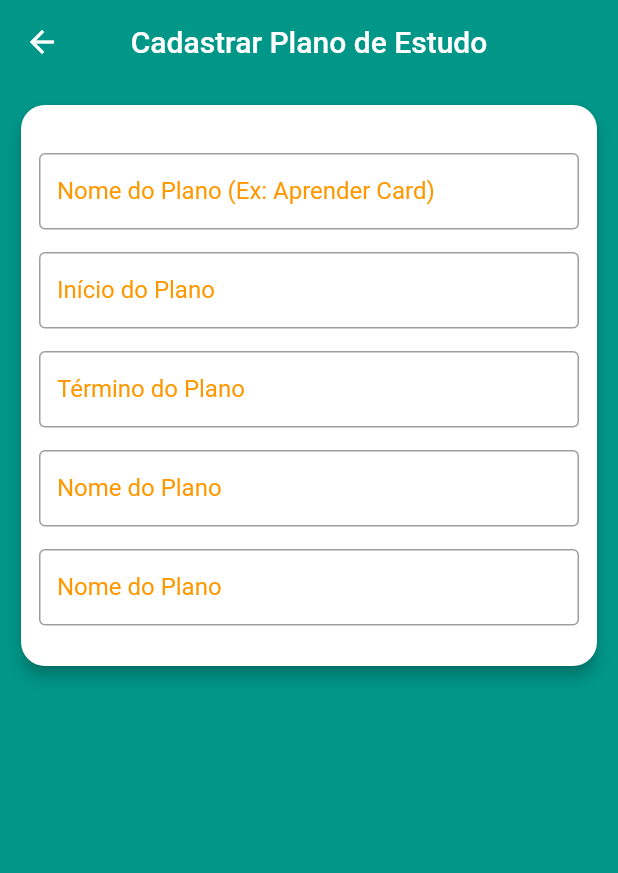
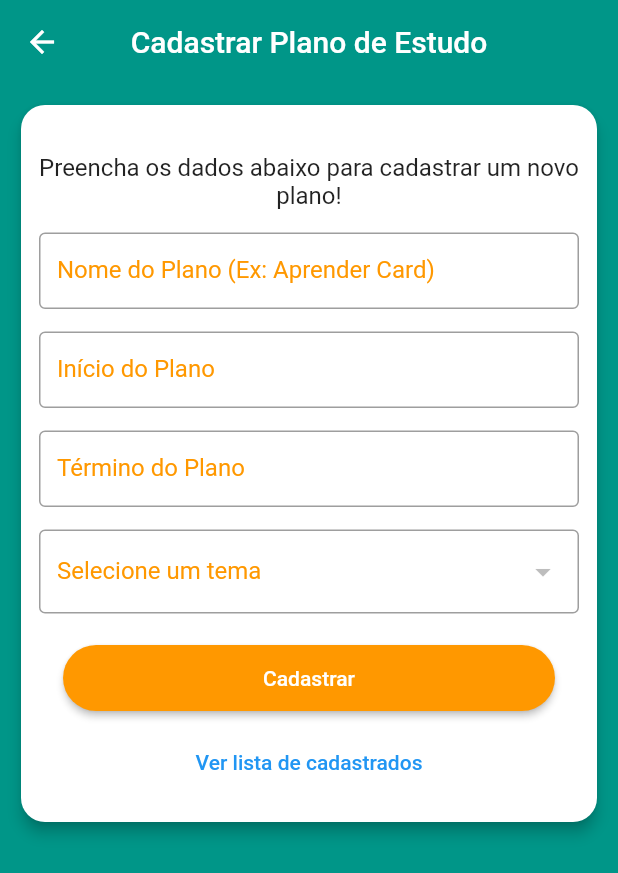
Before and after one commit to wellytonmarcos/app_thiago, a Flutter app: the screen it shows after launch, after a tap on "Novo", on a phone screen of 412 x 824 dp. Shown: the top 873 px of the screen. Run offline on Flutter 3.47's test engine with Material 2 defaults, Android fonts, the phone set to English and light mode, and no system bars; our stand-ins replace brasil_fields, parse_server_sdk; network calls fail.

Commit message:
Views, Controllers e Repo

```diff
--- /dev/null
+++ b/lib/controllers/cadastroController.dart
@@ -0,0 +1,69 @@
+import 'package:flutter/material.dart';
+import 'package:thiago/components/notificacao.dart';
+import 'package:thiago/models/planoModel.dart';
+import 'package:thiago/models/temaModel.dart';
+import 'package:thiago/repositories/planoRepository.dart';
+import 'package:thiago/repositories/temaRepository.dart';
+
+/**
+ * Controller de operação de Cadastro de Plano
+ */
+class CadastroController {
+  //Controllers dos Inputs
+  TextEditingController nameTEC = TextEditingController();
+  TextEditingController startTEC = TextEditingController();
+  TextEditingController endTEC = TextEditingController();
+  //Texto do DropDown
+  String themeStr = "Selecione um tema";
+  //Chave da Scaffold
+  final scaffoldKey = GlobalKey<ScaffoldState>();
+
+  /**
+  * Adiciona um plano no repositorio
+  * @param [plano] Modelo do Plano
+  */
+  Future<void> adicionarPlano(PlanoModel plano) async {
+    //Checa se o plano foi preenchido
+    if (plano.name == null || plano.name == '') {
+      gerarSnakBar(scaffoldKey, 'Nome é obrigatório', false);
+    } else if (plano.start == null || plano.start == '') {
+      //Checa se a data foi preenchida (Não validado o formato)
+      gerarSnakBar(scaffoldKey, 'Início é obrigatório', false);
+    } else if (plano.end == null || plano.end == '') {
+      //Checa se a data foi preenchida (Não validado o formato)
+      gerarSnakBar(scaffoldKey, 'Termino é obrigatório', false);
+    } else if (plano.theme == null || plano.theme == 'Selecione um tema') {
+      //Checa o tema foi selecionado
+      gerarSnakBar(scaffoldKey, 'Tema é obrigatório', false);
+    } else {
+      //Tenta cadastrar no repositorio
+      final cadastrar = await PlanoRepository().inserirPlano(plano);
+      //Se cadastrar
+      if (cadastrar) {
+        //Limpa os campos
+        nameTEC.text = '';
+        startTEC.text = '';
+        endTEC.text = '';
+        themeStr = "Selecione um tema";
+        //Mensagem de sucesso
+        gerarSnakBar(scaffoldKey, 'Plano Cadastrado!', true);
+      } else {
+        gerarSnakBar(
+            scaffoldKey, 'Não foi possível cadatrar no momento', false);
+      }
+    }
+  }
+
+  /**
+  * Busca a seleção de temas para cadastro
+  */
+  Future<List<TemaModel>> listarTema() async {
+    List<TemaModel> myList = List<TemaModel>(); //Modelo de lista
+    try {
+      final myList = await TemaRepository().getAllItems(); //Pega a lista
+      return myList; //Retorna a lista
+    } catch (e) {
+      print(e); //TODO
+    }
+  }
+}
--- a/lib/controllers/temaController.dart
+++ b/lib/controllers/temaController.dart
@@ -1,20 +1,31 @@
 import 'package:flutter/material.dart';
+import 'package:thiago/components/notificacao.dart';
 import 'package:thiago/models/temaModel.dart';
 import 'package:thiago/repositories/temaRepository.dart';
 
+/**
+ * Controller de operação da Tela de Tema
+ */
 class TemaController {
-  TextEditingController adicionarTemaController = TextEditingController();
-  //TemaModel _temaModel = TemaModel();
-  TemaRepository _temaRepository = TemaRepository();
-
+  TextEditingController adicionarTemaController =
+      TextEditingController(); //Text form de cadastro de novo tema
+  TemaRepository _temaRepository = TemaRepository(); //Repositorio
+  final scaffoldKey = GlobalKey<ScaffoldState>(); //chave do Scaffold
+  /**
+   * Adiciona um novo tema
+   */
   Future<void> adicionarTema() async {
     String _tema = adicionarTemaController.text;
     if (_tema == null || _tema == '') {
+      gerarSnakBar(scaffoldKey, 'Preencha o nome!', false);
     } else {
       TemaModel temaToInsert = new TemaModel(id: null, name: _tema);
       bool result = await _temaRepository.inserirTema(temaToInsert);
       if (result) {
         adicionarTemaController.text = '';
+        gerarSnakBar(scaffoldKey, 'Tema Cadastrado!', true);
+      } else {
+        gerarSnakBar(scaffoldKey, 'Falha ao Cadastar!', false);
       }
     }
   }
--- a/lib/main.dart
+++ b/lib/main.dart
@@ -3,6 +3,7 @@ import 'package:flutter/services.dart';
 import 'package:parse_server_sdk/parse_server_sdk.dart';
 import 'package:thiago/views/cadastroView.dart';
 import 'package:thiago/views/homeView.dart';
+import 'package:thiago/views/listaView.dart';
 import 'package:thiago/views/sobreView.dart';
 import 'package:thiago/views/temasView.dart';
 
@@ -22,6 +23,7 @@ var routes = <String, WidgetBuilder>{
   "/home": (BuildContext context) => HomeView(),
   "/cadastro": (BuildContext context) => CadastroView(),
   "/temas": (BuildContext context) => TemasView(),
+  "/lista": (BuildContext context) => ListaView(),
   "/sobre": (BuildContext context) => SobreView(),
 };
 
--- /dev/null
+++ b/lib/models/planoModel.dart
@@ -0,0 +1,36 @@
+class PlanoModel {
+  String objectId;
+  String name;
+  String start;
+  String end;
+  String theme;
+  bool status;
+
+  PlanoModel(
+      {this.objectId,
+      this.name,
+      this.start,
+      this.end,
+      this.theme,
+      this.status});
+
+  PlanoModel.fromJson(Map<String, dynamic> json) {
+    objectId = json['objectId'];
+    name = json['name'];
+    start = json['start'];
+    end = json['end'];
+    theme = json['theme'];
+    status = json['status'];
+  }
+
+  Map<String, dynamic> toJson() {
+    final Map<String, dynamic> data = new Map<String, dynamic>();
+    data['objectId'] = this.objectId;
+    data['name'] = this.name;
+    data['start'] = this.start;
+    data['end'] = this.end;
+    data['theme'] = this.theme;
+    data['status'] = this.status;
+    return data;
+  }
+}
--- a/lib/views/cadastroView.dart
+++ b/lib/views/cadastroView.dart
@@ -1,8 +1,13 @@
 import 'package:brasil_fields/brasil_fields.dart';
 import 'package:flutter/material.dart';
 import 'package:flutter/services.dart';
-import 'package:thiago/controllers/temaController.dart';
+import 'package:thiago/controllers/cadastroController.dart';
+import 'package:thiago/models/planoModel.dart';
 import 'package:thiago/models/temaModel.dart';
+
+/**
+ * Classe de View para Tela de Cadastro de Plano
+ */
 
 class CadastroView extends StatefulWidget {
   @override
@@ -10,20 +15,18 @@ class CadastroView extends StatefulWidget {
 }
 
 class _CadastroViewState extends State<CadastroView> {
-  TemaController _temaController = TemaController();
-  List<TemaModel> _temas;
-
+  CadastroController _cadastroController =
+      new CadastroController(); //Inicializa Controller de Cadastro
   @override
-  void initState() async {
+  void initState() {
     super.initState();
-    _temas = await _temaController.listarTema();
   }
 
   @override
   Widget build(BuildContext context) {
-    //listar();
-
-    return Scaffold(
+    return SafeArea(
+      child: Scaffold(
+        key: _cadastroController.scaffoldKey,
         appBar: AppBar(
           centerTitle: true,
           title: Text('Cadastrar Plano de Estudo'),
@@ -40,58 +43,145 @@ class _CadastroViewState extends State<CadastroView> {
                 RoundedRectangleBorder(borderRadius: BorderRadius.circular(16)),
             child: Padding(
               padding: const EdgeInsets.all(12.0),
+              child: SingleChildScrollView(
                 child: Column(
                   crossAxisAlignment: CrossAxisAlignment.stretch,
                   mainAxisSize: MainAxisSize.min,
                   children: <Widget>[
+                    //Espaço
                     SizedBox(height: 20),
+                    //Instruções
+                    Text(
+                      'Preencha os dados abaixo para cadastrar um novo plano!',
+                      textAlign: TextAlign.center,
+                      style: TextStyle(fontSize: 16),
+                    ),
+                    //Espaço
+                    const SizedBox(height: 15),
+                    //Form
                     TextFormField(
-                  validator: (value) {
-                    value == null || value == '' ? 'Informe um nome!' : '';
-                    setState(() {});
-                  },
                       decoration: _gerarInputDecoration(
                           'Nome do Plano (Ex: Aprender Card)'),
                       keyboardType: TextInputType.text,
+                      controller: _cadastroController.nameTEC,
                     ),
+                    //Espaço
                     const SizedBox(height: 15),
+                    //Form
                     TextFormField(
                       inputFormatters: [
                         FilteringTextInputFormatter.digitsOnly,
                         DataInputFormatter(),
                       ],
+                      controller: _cadastroController.startTEC,
                       decoration: _gerarInputDecoration('Início do Plano'),
-                  keyboardType: TextInputType.number,
                     ),
+                    //Espaço
                     const SizedBox(height: 15),
+                    //Form
                     TextFormField(
                       inputFormatters: [
                         FilteringTextInputFormatter.digitsOnly,
                         DataInputFormatter(),
                       ],
+                      controller: _cadastroController.endTEC,
                       decoration: _gerarInputDecoration('Término do Plano'),
-                  keyboardType: TextInputType.number,
+                    ),
+                    //Espaço
+                    const SizedBox(height: 15),
+                    //Form
+                    FutureBuilder(
+                      future: _cadastroController.listarTema(),
+                      builder: (context, snapshot) {
+                        switch (snapshot.connectionState) {
+                          case ConnectionState.waiting:
+                          case ConnectionState.none:
+                            return Container(
+                              width: 200.0,
+                              height: 60.0,
+                              alignment: Alignment.center,
+                              child: CircularProgressIndicator(
+                                valueColor:
+                                    AlwaysStoppedAnimation<Color>(Colors.teal),
+                                strokeWidth: 5.0,
+                              ),
+                            );
+                          default:
+                            if (snapshot.hasError) {
+                              return Container(
+                                child: Text('Não foi possível obter os dados!'),
+                              );
+                            } else {
+                              List<TemaModel> listaTema = snapshot.data;
+                              return Container(
+                                child: Row(
+                                  children: <Widget>[
+                                    Expanded(
+                                      child: DropdownButtonFormField(
+                                        decoration: _gerarInputDecoration(
+                                            _cadastroController.themeStr),
+                                        items: listaTema.map((TemaModel opcao) {
+                                          return DropdownMenuItem<String>(
+                                            value: opcao.name,
+                                            child: Text(opcao.name),
+                                          );
+                                        }).toList(),
+                                        isExpanded: true,
+                                        onChanged: (selecionado) {
+                                          setState(() {
+                                            _cadastroController.themeStr =
+                                                selecionado;
+                                          });
+                                        },
+                                      ),
+                                    ),
+                                  ],
+                                ),
+                              );
+                            }
+                        }
+                      },
                     ),
                     const SizedBox(height: 15),
-                TextFormField(
-                  validator: (value) {
-                    value == null || value == '' ? 'Informe um titulo!' : '';
-                    setState(() {});
+                    ListTile(
+                      title: SizedBox(
+                        height: 44,
+                        child: RaisedButton(
+                          shape: RoundedRectangleBorder(
+                            borderRadius: BorderRadius.circular(32),
+                          ),
+                          child: Text('Cadastrar'),
+                          color: Colors.orange,
+                          disabledColor: Colors.orange.withAlpha(100),
+                          textColor: Colors.white,
+                          onPressed: () {
+                            FocusScope.of(context).unfocus(); //Fecha o teclado
+                            PlanoModel _plano = new PlanoModel(
+                                name: _cadastroController.nameTEC.text,
+                                start: _cadastroController.startTEC.text,
+                                end: _cadastroController.endTEC.text,
+                                theme: _cadastroController.themeStr,
+                                status: false); //Cria um objeto do plano
+                            _cadastroController
+                                .adicionarPlano(_plano); //Adiciona um plano
                           },
-                  decoration: _gerarInputDecoration('Nome do Plano'),
-                  keyboardType: TextInputType.text,
                         ),
-                const SizedBox(height: 15),
-                TextFormField(
-                  validator: (value) {
-                    value == null || value == '' ? 'Informe um titulo!' : '';
-                    setState(() {});
+                      ),
+                    ),
+                    ListTile(
+                      title: SizedBox(
+                        height: 44,
+                        child: TextButton(
+                          child: Text('Ver lista de cadastrados'),
+                          onPressed: () {
+                            Navigator.of(context).pushNamed('/lista');
                           },
-                  decoration: _gerarInputDecoration('Nome do Plano'),
-                  keyboardType: TextInputType.text,
                         ),
-                const SizedBox(height: 15),
+                      ),
+                    ),
                   ],
+                ),
+              ),
             ),
           ),
         ),
@@ -99,6 +189,10 @@ class _CadastroViewState extends State<CadastroView> {
     );
   }
 
+  /**
+   * Metodo de retornar a formatação de um imput
+   * @param [label] Label do input
+   */
   InputDecoration _gerarInputDecoration(String label) {
     return InputDecoration(
       hintStyle: TextStyle(color: Colors.orange),
--- a/lib/views/homeView.dart
+++ b/lib/views/homeView.dart
@@ -1,22 +1,34 @@
 import 'package:flutter/material.dart';
 import 'package:thiago/components/cardButton.dart';
 
+/**
+ * Classe de View para Tela Inicial
+ */
 class HomeView extends StatelessWidget {
   @override
   Widget build(BuildContext context) {
     return Scaffold(
-      appBar: AppBar(
-        centerTitle: true,
-        title: Text('Plano de Estudos'),
-        backgroundColor: Colors.teal,
-        elevation: 0,
-      ),
       body: Container(
         color: Colors.teal,
         child: Expanded(
           child: Column(
             mainAxisAlignment: MainAxisAlignment.center,
             children: [
+              Text(
+                'Plano de Estudo',
+                style: TextStyle(
+                  color: Colors.white,
+                  fontSize: 25,
+                ),
+              ),
+              Text(
+                'Gerencie seus planos de aprendizado!',
+                style: TextStyle(
+                  color: Colors.white,
+                  fontSize: 18,
+                ),
+              ),
+              const SizedBox(height: 30),
               Row(
                 mainAxisAlignment: MainAxisAlignment.center,
                 children: [
@@ -24,12 +36,13 @@ class HomeView extends StatelessWidget {
                       myRoute: '/cadastro',
                       myIcon: Icons.add,
                       myTitle: 'Novo',
-                      myDescription: 'Cadastra nova item'),
+                      myDescription:
+                          'Cadastra novo plano de estudo para sua carreira'),
                   CardButton(
                       myRoute: '/lista',
                       myIcon: Icons.list,
                       myTitle: 'Lista',
-                      myDescription: 'Lista planos cadastrados')
+                      myDescription: 'Lista planos de estudo cadastrados')
                 ],
               ),
               Row(
@@ -39,12 +52,12 @@ class HomeView extends StatelessWidget {
                       myRoute: '/temas',
                       myIcon: Icons.settings,
                       myTitle: 'Temas',
-                      myDescription: 'Gerenciar Temas de estudo'),
+                      myDescription: 'Gerenciar temas a serem estudados'),
                   CardButton(
                       myRoute: '/sobre',
                       myIcon: Icons.info_outline,
                       myTitle: 'Sobre',
-                      myDescription: 'Informações do App')
+                      myDescription: 'Informações do projeto')
                 ],
               ),
               const SizedBox(height: 30),
```
Also changed, not shown: lib/components/cardButton.dart (+15 -5 lines), lib/components/notificacao.dart (added, +27 -0 lines), lib/controllers/listaController.dart (added, +60 -0 lines), lib/models/ListaTemaModel.dart (deleted, +0 -17 lines), lib/repositories/planoRepository.dart (added, +109 -0 lines), lib/repositories/temaRepository.dart (+0 -9 lines), lib/views/listaView.dart (added, +186 -0 lines), lib/views/temasView.dart (+1 -7 lines). Lines whose indentation alone changed are shown as unchanged.
